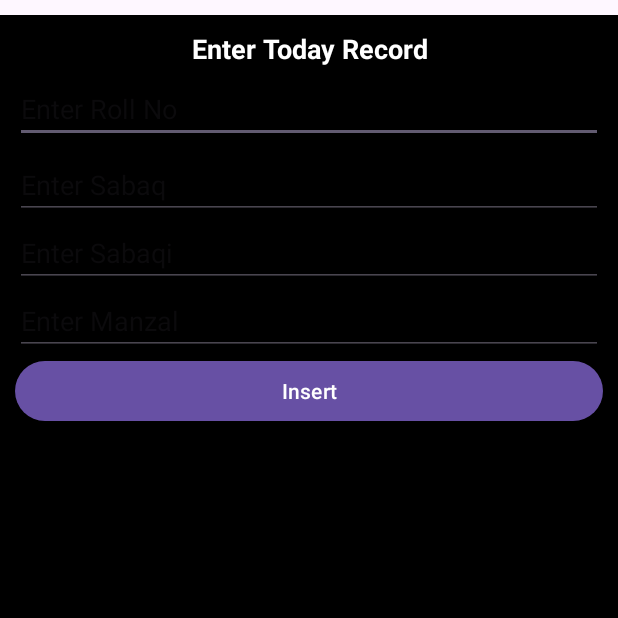
After one commit to Usman8902/Student-Recorrd, an Android app: the InsertDailyTask screen opened directly, with no data from a screen before it, on a phone screen of 412 x 824 dp, the top half of it. The commit adds this screen. Run offline under Robolectric (Android 15) with nearby library versions, the phone set to English and light mode, and no system bars.

Commit message:
Quran app module

```diff
--- a/app/src/main/AndroidManifest.xml
+++ b/app/src/main/AndroidManifest.xml
@@ -12,6 +12,12 @@
         android:supportsRtl="true"
         android:theme="@style/Theme.StudentRecord"
         tools:targetApi="31">
+        <activity
+            android:name=".ShowTaskActivity"
+            android:exported="false" />
+        <activity
+            android:name=".InsertDailyTask"
+            android:exported="false" />
         <activity
             android:name=".TaskDBhelper"
             android:exported="false" />
--- /dev/null
+++ b/app/src/main/java/com/example/studentrecord/InsertDailyTask.java
@@ -0,0 +1,42 @@
+package com.example.studentrecord;
+
+import androidx.appcompat.app.AppCompatActivity;
+
+import android.content.Intent;
+import android.os.Bundle;
+import android.view.View;
+import android.widget.Button;
+import android.widget.TextView;
+
+public class InsertDailyTask extends AppCompatActivity {
+
+    // temp
+    TaskDbHelper db;
+    @Override
+    protected void onCreate(Bundle savedInstanceState) {
+        super.onCreate(savedInstanceState);
+        setContentView(R.layout.activity_insert_daily_task);
+
+        db = new TaskDbHelper(this);
+        Button insertStudentTask = findViewById(R.id.insert_student_task_btn);
+        TextView sabaqView = findViewById(R.id.edit_student_record_sabaq);
+        TextView sabaqiView = findViewById(R.id.edit_student_record_sabaqi);
+        TextView manzalView = findViewById(R.id.edit_student_record_manzal);
+        TextView rollNoView = findViewById(R.id.edit_student_record_rollno);
+        insertStudentTask.setOnClickListener(new View.OnClickListener() {
+            @Override
+            public void onClick(View view) {
+                String rollNo = rollNoView.getText().toString();
+                String sabaq = sabaqView.getText().toString();
+                String sabaqi = sabaqiView.getText().toString();
+                String manzal = manzalView.getText().toString();
+                String currentDate = db.getCurrentDate();
+                Task task = new Task(rollNo, sabaq, sabaqi, manzal, currentDate);
+                db.insertTask(task);
+
+                Intent intent = new Intent(InsertDailyTask.this, MainActivity.class);
+                startActivity(intent);
+            }
+        });
+    }
+}
--- /dev/null
+++ b/app/src/main/res/layout/activity_insert_daily_task.xml
@@ -0,0 +1,73 @@
+<?xml version="1.0" encoding="utf-8"?>
+<androidx.constraintlayout.widget.ConstraintLayout xmlns:android="http://schemas.android.com/apk/res/android"
+    xmlns:app="http://schemas.android.com/apk/res-auto"
+    xmlns:tools="http://schemas.android.com/tools"
+    android:id="@+id/add_student_task_btn"
+    android:layout_width="match_parent"
+    android:layout_height="match_parent"
+    android:layout_marginTop="10dp"
+    tools:context=".InsertDailyTask">
+
+    <LinearLayout
+        android:layout_width="match_parent"
+        android:layout_height="match_parent"
+        android:background="@color/black"
+        android:gravity="center_horizontal"
+        android:orientation="vertical"
+        android:padding="10dp">
+
+        <TextView
+            android:id="@+id/textView2"
+            android:layout_width="match_parent"
+            android:layout_height="wrap_content"
+            android:gravity="center"
+            android:text="Enter Today Record"
+            android:textColor="@color/white"
+            android:textSize="18sp"
+            android:textStyle="bold" />
+
+        <EditText
+            android:id="@+id/edit_student_record_rollno"
+            android:layout_width="match_parent"
+            android:layout_height="wrap_content"
+            android:layout_marginTop="5dp"
+            android:layout_marginBottom="5dp"
+            android:ems="10"
+            android:textColor="@color/white"
+            android:hint="Enter Roll No"
+            android:inputType="textPersonName" />
+
+        <EditText
+            android:id="@+id/edit_student_record_sabaq"
+            android:layout_width="match_parent"
+            android:layout_height="wrap_content"
+            android:ems="10"
+            android:hint="Enter Sabaq"
+            android:textColor="@color/white"
+            android:inputType="textPersonName" />
+
+        <EditText
+            android:id="@+id/edit_student_record_sabaqi"
+            android:layout_width="match_parent"
+            android:layout_height="wrap_content"
+            android:ems="10"
+            android:hint="Enter Sabaqi"
+            android:textColor="@color/white"
+            android:inputType="textPersonName" />
+
+        <EditText
+            android:id="@+id/edit_student_record_manzal"
+            android:layout_width="match_parent"
+            android:layout_height="wrap_content"
+            android:ems="10"
+            android:hint="Enter Manzal"
+            android:textColor="@color/white"
+            android:inputType="textPersonName" />
+
+        <Button
+            android:id="@+id/insert_student_task_btn"
+            android:layout_width="match_parent"
+            android:layout_height="wrap_content"
+            android:text="Insert" />
+    </LinearLayout>
+</androidx.constraintlayout.widget.ConstraintLayout>
--- a/app/src/main/res/layout/activity_list2.xml
+++ b/app/src/main/res/layout/activity_list2.xml
@@ -9,5 +9,7 @@
     <androidx.recyclerview.widget.RecyclerView
         android:id="@+id/recyclerview"
         android:layout_width="match_parent"
-        android:layout_height="match_parent" />
+        android:layout_height="match_parent"
+        tools:layout_editor_absoluteX="-83dp"
+        tools:layout_editor_absoluteY="-16dp" />
 </androidx.constraintlayout.widget.ConstraintLayout>
--- a/app/src/main/res/layout/activity_main.xml
+++ b/app/src/main/res/layout/activity_main.xml
@@ -36,7 +36,7 @@
         android:layout_width="228dp"
         android:layout_height="47dp"
         android:layout_marginTop="36dp"
-        android:text="INSERT RECORD"
+        android:text="GIT HUB"
         app:layout_constraintEnd_toEndOf="parent"
         app:layout_constraintHorizontal_bias="0.497"
         app:layout_constraintStart_toStartOf="parent"
@@ -68,7 +68,7 @@
         android:layout_width="228dp"
         android:layout_height="47dp"
         android:layout_marginTop="36dp"
-        android:text="GIT HUB"
+        android:text="INSERT RECORD"
         app:layout_constraintEnd_toEndOf="parent"
         app:layout_constraintHorizontal_bias="0.502"
         app:layout_constraintStart_toStartOf="parent"
```
Also changed, not shown: app/src/main/java/com/example/studentrecord/MainActivity.java (+18 -0 lines), app/src/main/java/com/example/studentrecord/ShowTaskActivity.java (added, +53 -0 lines), app/src/main/java/com/example/studentrecord/TaskDbHelper.java (+115 -1 lines), app/src/main/java/com/example/studentrecord/TaskRecyclerViewAdapter.java (added, +67 -0 lines), app/src/main/res/layout/activity_show_task.xml (added, +39 -0 lines), app/src/main/res/layout/activity_student_card.xml (+11 -10 lines), app/src/main/res/layout/activity_task.xml (line endings or trailing spaces).
